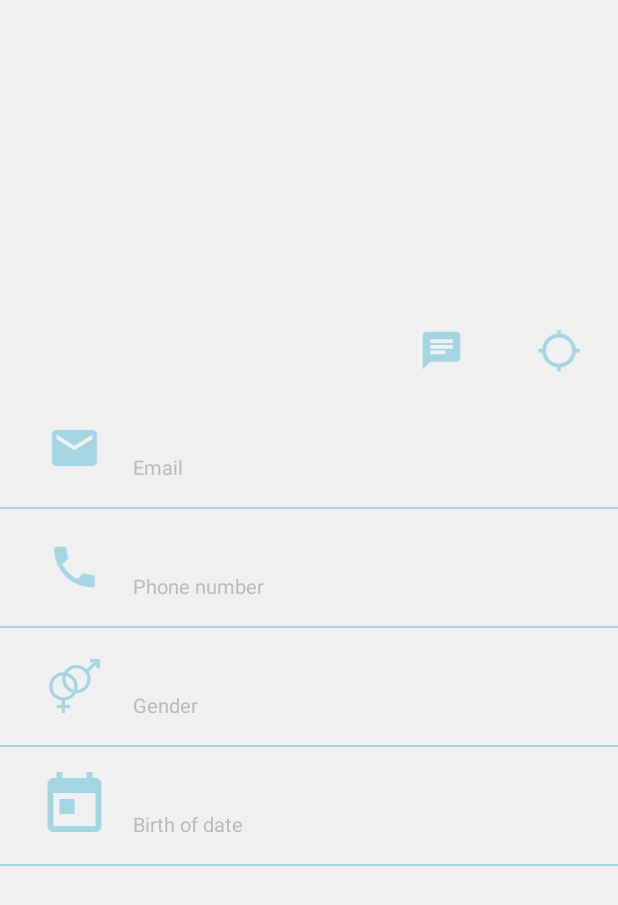
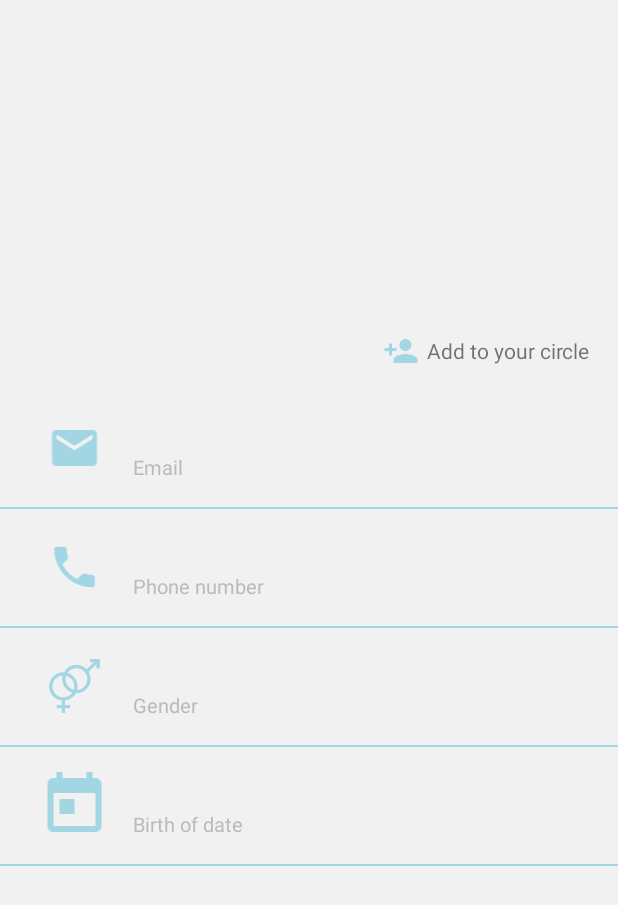
Before and after one commit to SamElgohary/FindPepole, an Android app: the UserProfileActivity screen opened directly, with no data from a screen before it, on a phone screen of 412 x 824 dp. Shown: the top 905 px of the screen. Run offline under Robolectric (Android 15) with nearby library versions, the phone set to English and light mode, and no system bars; our stand-ins replace Firebase (no records; nobody signed in at launch, a user with empty details on screens opened directly), Picasso, sdp/ssp sizes; 7 statements that could not run were skipped.

Commit message:
add to circle

```diff
--- a/app/src/main/java/com/samrelgohary/fenk/Activities/UserProfileActivity.java
+++ b/app/src/main/java/com/samrelgohary/fenk/Activities/UserProfileActivity.java
@@ -1,14 +1,31 @@
 package com.samrelgohary.fenk.Activities;
 
+import android.content.Context;
+import android.content.SharedPreferences;
+import android.graphics.Bitmap;
+import android.graphics.drawable.BitmapDrawable;
+import android.graphics.drawable.Drawable;
+import android.preference.PreferenceManager;
 import android.support.v7.app.AppCompatActivity;
 import android.os.Bundle;
 import android.util.Log;
+import android.view.View;
+import android.widget.LinearLayout;
+import android.widget.TextView;
 
+import com.google.firebase.database.DatabaseReference;
+import com.google.firebase.database.FirebaseDatabase;
+import com.samrelgohary.fenk.Model.CircleModel;
 import com.samrelgohary.fenk.R;
+import com.squareup.picasso.Picasso;
+import com.squareup.picasso.Target;
 
 public class UserProfileActivity extends AppCompatActivity {
 
-    String userId;
+    LinearLayout mUserImg;
+    TextView mUserName,mUserEmail,mUserPhone,mUserGender,mUserBirthDay;
+    String userId,fullName,email,phone,img,gender,dateOfBirth;
+    LinearLayout mAddToCircle;
     @Override
     protected void onCreate(Bundle savedInstanceState) {
         super.onCreate(savedInstanceState);
@@ -16,7 +33,70 @@ public class UserProfileActivity extends AppCompatActivity {
 
         Bundle bundle = getIntent().getExtras();
 
-         userId = bundle.getString("userId");
+        userId = bundle.getString("userId");
+        fullName = bundle.getString("fullName");
+        email = bundle.getString("email");
+        phone = bundle.getString("phone");
+        img = bundle.getString("img");
+        gender = bundle.getString("gender");
+        dateOfBirth = bundle.getString("dateOfBirth");
         Log.d("userID","__"+userId);
+
+        mUserImg  = findViewById(R.id.user_img);
+        mUserName  = findViewById(R.id.user_name);
+        mUserEmail  = findViewById(R.id.user_email);
+        mUserPhone  = findViewById(R.id.user_phone);
+        mUserGender  = findViewById(R.id.user_gender);
+        mUserBirthDay  = findViewById(R.id.user_birth_day);
+
+        mAddToCircle  = findViewById(R.id.add_to);
+
+        Picasso.get().load(img).into(new Target() {
+            @Override
+            public void onBitmapLoaded(Bitmap bitmap, Picasso.LoadedFrom from) {
+                mUserImg.setBackground(new BitmapDrawable(bitmap));
+            }
+
+            @Override
+            public void onBitmapFailed(Exception e, Drawable errorDrawable) {
+
+            }
+            @Override
+            public void onPrepareLoad(Drawable placeHolderDrawable) {
+
+            }
+        });
+
+        mUserName.setText(fullName);
+        mUserEmail.setText(email);
+        mUserPhone.setText(phone);
+        mUserGender.setText(gender);
+        mUserBirthDay.setText(dateOfBirth);
+
+        mAddToCircle.setOnClickListener(new View.OnClickListener() {
+            @Override
+            public void onClick(View v) {
+
+                addToCircle();
+            }
+        });
+    }
+
+    public void addToCircle(){
+
+        FirebaseDatabase firebaseDatabase = FirebaseDatabase.getInstance();
+        DatabaseReference ref = firebaseDatabase.getReference("friendRequest");
+
+        CircleModel circleModel = new CircleModel();
+
+        circleModel.setId(getDefaults("socialId",getApplicationContext()));
+        circleModel.setFriendId(userId);
+
+        ref.push().setValue(circleModel);
+    }
+
+    public static String getDefaults(String key, Context context) {
+        SharedPreferences preferences = PreferenceManager.getDefaultSharedPreferences(context);
+        return preferences.getString(key, null);
     }
 }
--- /dev/null
+++ b/app/src/main/res/drawable/ic_person_add_ice_24dp.xml
@@ -0,0 +1,5 @@
+<vector android:height="24dp" android:tint="#A1D6E2"
+    android:viewportHeight="24.0" android:viewportWidth="24.0"
+    android:width="24dp" xmlns:android="http://schemas.android.com/apk/res/android">
+    <path android:fillColor="#FF000000" android:pathData="M15,12c2.21,0 4,-1.79 4,-4s-1.79,-4 -4,-4 -4,1.79 -4,4 1.79,4 4,4zM6,10L6,7L4,7v3L1,10v2h3v3h2v-3h3v-2L6,10zM15,14c-2.67,0 -8,1.34 -8,4v2h16v-2c0,-2.66 -5.33,-4 -8,-4z"/>
+</vector>
--- a/app/src/main/res/layout/activity_user_profile.xml
+++ b/app/src/main/res/layout/activity_user_profile.xml
@@ -34,6 +34,13 @@
                 android:gravity="center"
                 android:textSize="@dimen/_20ssp" />
 
+            <LinearLayout
+                android:id="@+id/chat_and_live"
+                android:layout_width="0dp"
+                android:visibility="gone"
+                android:layout_height="match_parent"
+                android:layout_weight="2">
+
                 <ImageView
                     android:layout_width="0dp"
                     android:layout_weight="1"
@@ -47,6 +54,31 @@
                     android:src="@drawable/ic_location_searching_black_24dp"
                     android:layout_gravity="center"
                     android:layout_height="wrap_content" />
+
+            </LinearLayout>
+            <LinearLayout
+                android:id="@+id/add_to"
+                android:layout_width="0dp"
+                android:orientation="horizontal"
+                android:background="@color/overcast"
+                android:layout_height="match_parent"
+                android:layout_weight="2">
+
+                <ImageView
+                    android:layout_width="wrap_content"
+                    android:layout_height="wrap_content"
+                    android:layout_gravity="center"
+                    android:src="@drawable/ic_person_add_ice_24dp"/>
+
+                <TextView
+                    android:layout_width="wrap_content"
+                    android:layout_height="match_parent"
+                    android:layout_gravity="center"
+                    android:gravity="center"
+                    android:layout_margin="@dimen/_4sdp"
+                    android:text="Add to your circle"/>
+
+            </LinearLayout>
 
         </LinearLayout>
 
```
Also changed, not shown: app/src/main/java/com/samrelgohary/fenk/Activities/AddToCircleActivity.java (+10 -1 lines), app/src/main/java/com/samrelgohary/fenk/Model/CircleModel.java (added, +23 -0 lines). Lines whose indentation alone changed are shown as unchanged.
